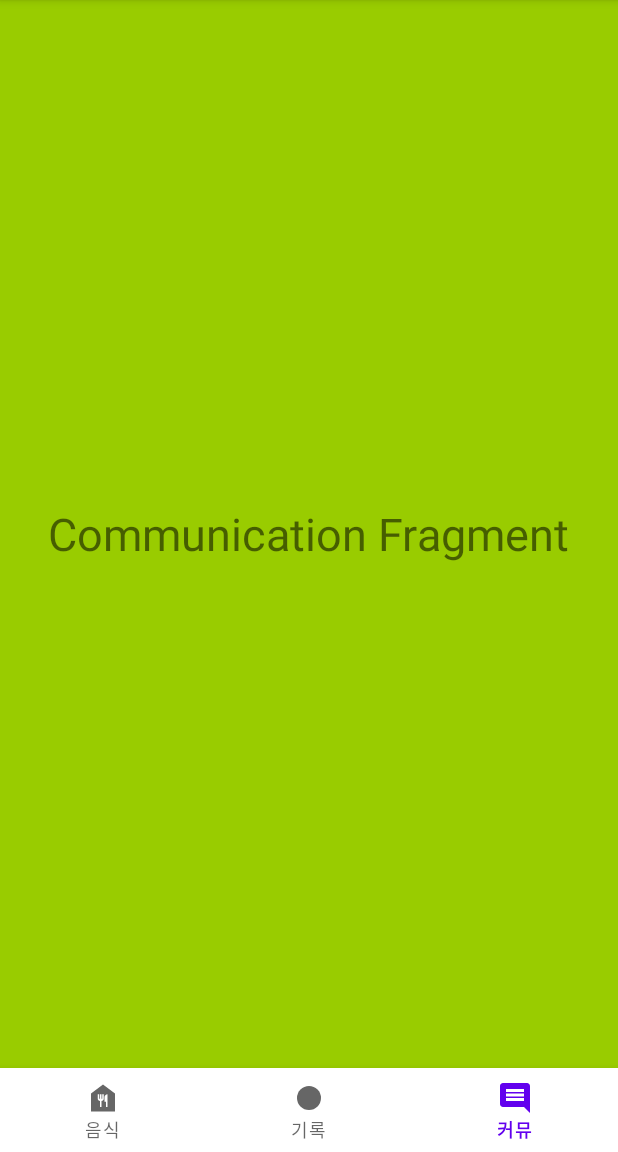
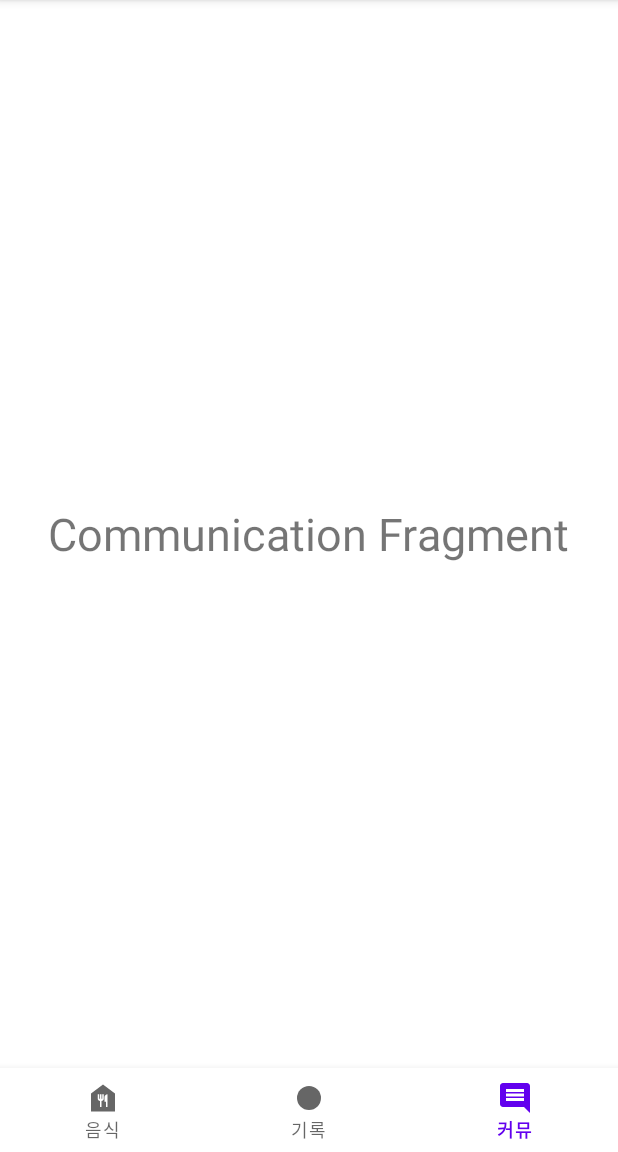
Before and after one commit to WhereItsWrong/Smart_plate_project, an Android app: the screen it shows after launch (MainActivity), item 3 of the bottom bar chosen, on a phone screen of 412 x 824 dp, the part 84-1236 px from its top. Run offline under Robolectric (Android 15) with nearby library versions, the light colour scheme and no system bars.

Commit message:
세부사항 변경

```diff
--- a/Main/app/src/main/res/layout/fragment_communication.xml
+++ b/Main/app/src/main/res/layout/fragment_communication.xml
@@ -1,8 +1,7 @@
 <?xml version="1.0" encoding="utf-8"?>
 <RelativeLayout xmlns:android="http://schemas.android.com/apk/res/android"
     android:layout_width="match_parent"
-    android:layout_height="match_parent"
-    android:background="@android:color/holo_green_light">
+    android:layout_height="match_parent">
 
     <TextView
         android:layout_width="wrap_content"
--- a/Main/app/src/main/res/layout/fragment_record.xml
+++ b/Main/app/src/main/res/layout/fragment_record.xml
@@ -63,7 +63,7 @@
                 android:layout_marginTop="8dp"
                 android:layout_marginEnd="8dp"
                 android:gravity="center"
-                android:text="달력일기장"
+                android:text="나의 음식 기록"
                 android:textAppearance="@style/TextAppearance.AppCompat.Large"
                 android:textColor="#9E28B3"
                 android:textSize="24sp"
```
